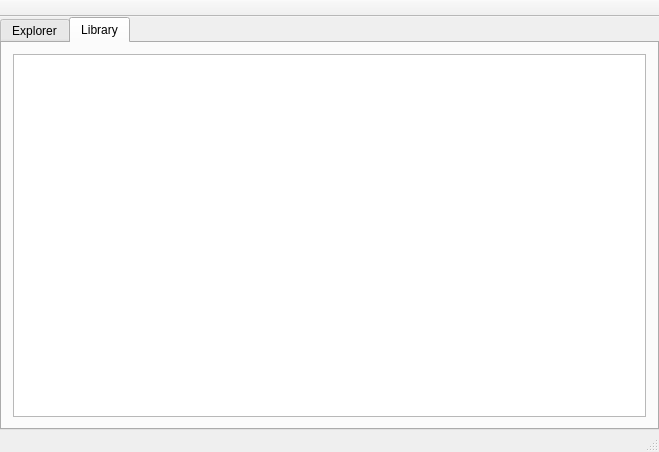
Old version of the form mainwindow.ui in the repository theme/MangaLib.
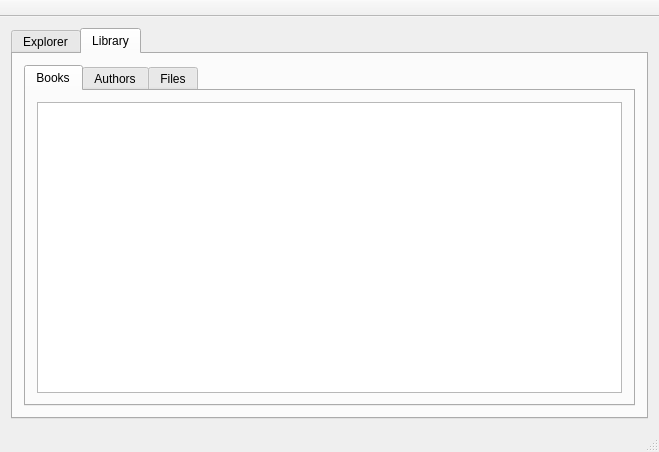
New version of the form. Icons and pictures are not drawn.

Commit message: add DB table view on UI.

```diff
--- a/mainwindow.ui
+++ b/mainwindow.ui
@@ -19,21 +19,6 @@
   </property>
   <widget class="QWidget" name="centralWidget">
    <layout class="QGridLayout" name="gridLayout">
-    <property name="leftMargin">
-     <number>0</number>
-    </property>
-    <property name="topMargin">
-     <number>0</number>
-    </property>
-    <property name="rightMargin">
-     <number>0</number>
-    </property>
-    <property name="bottomMargin">
-     <number>0</number>
-    </property>
-    <property name="spacing">
-     <number>0</number>
-    </property>
     <item row="0" column="0">
      <widget class="QTabWidget" name="tabWidget">
       <property name="currentIndex">
@@ -80,7 +65,41 @@
        </attribute>
        <layout class="QGridLayout" name="gridLayout_3">
         <item row="0" column="0">
-         <widget class="QTableView" name="tableView"/>
+         <widget class="QTabWidget" name="tablesTabWidget">
+          <property name="currentIndex">
+           <number>0</number>
+          </property>
+          <widget class="QWidget" name="tab_books">
+           <attribute name="title">
+            <string>Books</string>
+           </attribute>
+           <layout class="QGridLayout" name="gridLayout_4">
+            <item row="0" column="0">
+             <widget class="QTableView" name="dbBooksView"/>
+            </item>
+           </layout>
+          </widget>
+          <widget class="QWidget" name="tab_authors">
+           <attribute name="title">
+            <string>Authors</string>
+           </attribute>
+           <layout class="QGridLayout" name="gridLayout_5">
+            <item row="0" column="0">
+             <widget class="QTableView" name="dbAuthorsView"/>
+            </item>
+           </layout>
+          </widget>
+          <widget class="QWidget" name="tab_files">
+           <attribute name="title">
+            <string>Files</string>
+           </attribute>
+           <layout class="QGridLayout" name="gridLayout_6">
+            <item row="0" column="0">
+             <widget class="QTableView" name="dbFilesView"/>
+            </item>
+           </layout>
+          </widget>
+         </widget>
         </item>
        </layout>
       </widget>
```
Left out of the diff: 4 changed lines with no effect on the pictures.
